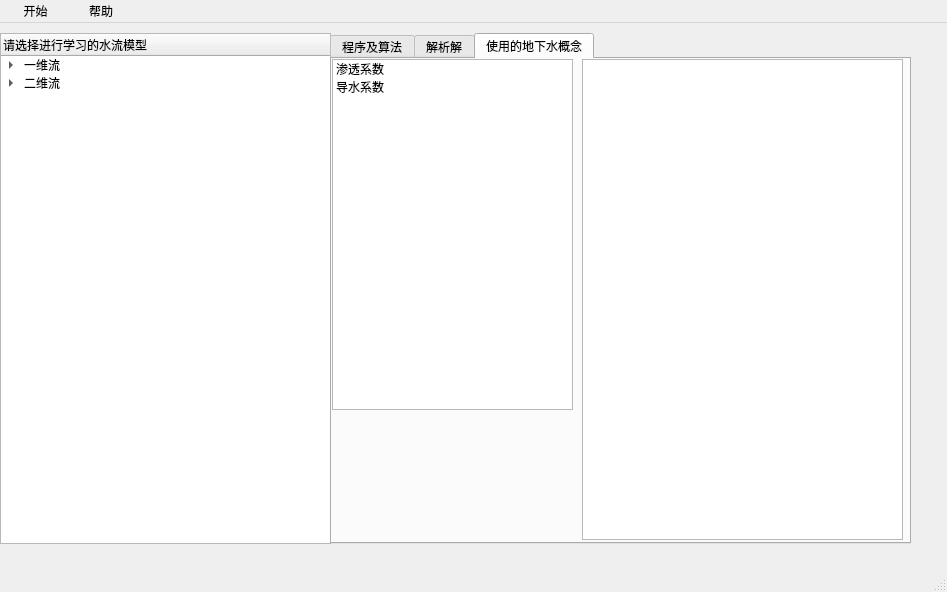
Qt form ui/MainWindow - untitled.ui (Yulei-3005240023/FDM_groundwater) before a commit.
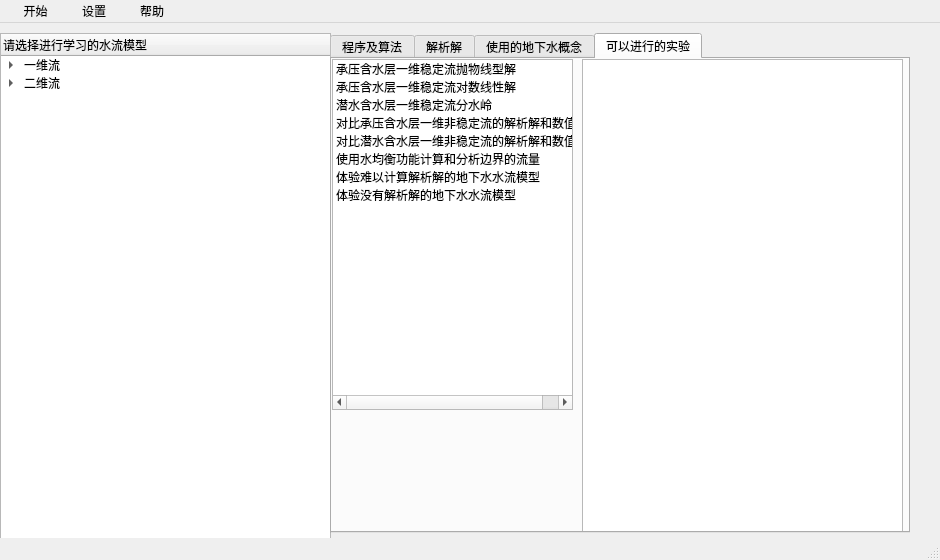
The same form after that commit. The open tabs and pages were chosen to show the change.

The edit to the form file:
```diff
--- a/ui/MainWindow - untitled.ui
+++ b/ui/MainWindow - untitled.ui
@@ -6,8 +6,8 @@
    <rect>
     <x>0</x>
     <y>0</y>
-    <width>947</width>
-    <height>592</height>
+    <width>940</width>
+    <height>560</height>
    </rect>
   </property>
   <property name="windowTitle">
@@ -131,8 +131,8 @@
      <rect>
       <x>330</x>
       <y>10</y>
-      <width>581</width>
-      <height>511</height>
+      <width>580</width>
+      <height>500</height>
      </rect>
     </property>
     <property name="currentIndex">
@@ -264,6 +264,43 @@
         <string>导水系数</string>
        </property>
       </item>
+      <item>
+       <property name="text">
+        <string>源汇项函数</string>
+       </property>
+       <property name="whatsThis">
+        <string>源汇项函数</string>
+       </property>
+      </item>
+      <item>
+       <property name="text">
+        <string>参考厚度</string>
+       </property>
+       <property name="whatsThis">
+        <string>参考厚度</string>
+       </property>
+      </item>
+      <item>
+       <property name="text">
+        <string>初始条件</string>
+       </property>
+       <property name="whatsThis">
+        <string>初始条件</string>
+       </property>
+      </item>
+      <item>
+       <property name="text">
+        <string>定水头边界</string>
+       </property>
+       <property name="whatsThis">
+        <string>定水头边界</string>
+       </property>
+      </item>
+      <item>
+       <property name="text">
+        <string>Dupuit假设</string>
+       </property>
+      </item>
      </widget>
      <widget class="QTextBrowser" name="textBrowser_1">
       <property name="geometry">
@@ -271,6 +308,80 @@
         <x>250</x>
         <y>0</y>
         <width>321</width>
+        <height>480</height>
+       </rect>
+      </property>
+     </widget>
+    </widget>
+    <widget class="QWidget" name="tab_4">
+     <attribute name="title">
+      <string>可以进行的实验</string>
+     </attribute>
+     <widget class="QListWidget" name="listWidget">
+      <property name="geometry">
+       <rect>
+        <x>0</x>
+        <y>0</y>
+        <width>241</width>
+        <height>351</height>
+       </rect>
+      </property>
+      <item>
+       <property name="text">
+        <string>承压含水层一维稳定流抛物线型解</string>
+       </property>
+      </item>
+      <item>
+       <property name="text">
+        <string>承压含水层一维稳定流对数线性解</string>
+       </property>
+      </item>
+      <item>
+       <property name="text">
+        <string>潜水含水层一维稳定流分水岭</string>
+       </property>
+      </item>
+      <item>
+       <property name="text">
+        <string>对比承压含水层一维非稳定流的解析解和数值解</string>
+       </property>
+       <property name="whatsThis">
+        <string>对比承压含水层一维非稳定流的解析解和数值解</string>
+       </property>
+      </item>
+      <item>
+       <property name="text">
+        <string>对比潜水含水层一维非稳定流的解析解和数值解</string>
+       </property>
+      </item>
+      <item>
+       <property name="text">
+        <string>使用水均衡功能计算和分析边界的流量</string>
+       </property>
+      </item>
+      <item>
+       <property name="text">
+        <string>体验难以计算解析解的地下水水流模型</string>
+       </property>
+       <property name="whatsThis">
+        <string>体验难以计算解析解的地下水水流模型</string>
+       </property>
+      </item>
+      <item>
+       <property name="text">
+        <string>体验没有解析解的地下水水流模型</string>
+       </property>
+       <property name="whatsThis">
+        <string>体验没有解析解的地下水水流模型</string>
+       </property>
+      </item>
+     </widget>
+     <widget class="QTextBrowser" name="textBrowser">
+      <property name="geometry">
+       <rect>
+        <x>250</x>
+        <y>0</y>
+        <width>321</width>
         <height>481</height>
        </rect>
       </property>
@@ -283,7 +394,7 @@
     <rect>
      <x>0</x>
      <y>0</y>
-     <width>947</width>
+     <width>940</width>
      <height>26</height>
     </rect>
    </property>
@@ -302,11 +413,19 @@
    </widget>
    <widget class="QMenu" name="menu_2">
     <property name="title">
-     <string>     帮助     </string>
+     <string>   设置   </string>
+    </property>
+    <addaction name="actionSet_fourier_series"/>
+    <addaction name="actionSet_cpu_cores"/>
+   </widget>
+   <widget class="QMenu" name="menu_3">
+    <property name="title">
+     <string>   帮助   </string>
     </property>
    </widget>
    <addaction name="menu"/>
    <addaction name="menu_2"/>
+   <addaction name="menu_3"/>
   </widget>
   <widget class="QStatusBar" name="statusbar"/>
   <action name="actionni">
```
Left out of the diff: 30 changed lines with no effect on the pictures.
